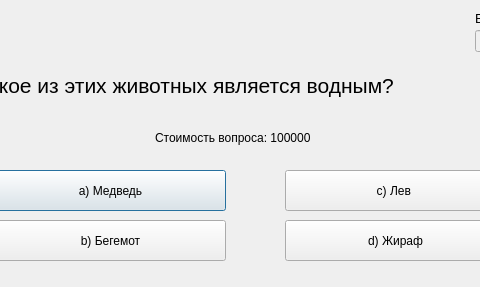
Before: the Qt Designer form ui_ui_files/question_window3_ui.ui in DelZeiT/How_to_become_a_millionaire, drawn with Qt 5; both pictures show x 95 to 575 and y 0 to 287 of the 700 by 287 pixel window.
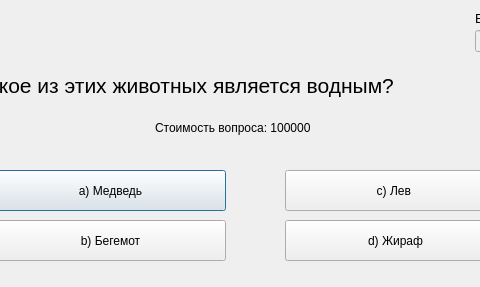
After: the same form once the commit is applied.

The edit to the form file:
```diff
--- a/ui_ui_files/question_window3_ui.ui
+++ b/ui_ui_files/question_window3_ui.ui
@@ -115,7 +115,7 @@
    <property name="geometry">
     <rect>
      <x>250</x>
-     <y>130</y>
+     <y>120</y>
      <width>171</width>
      <height>16</height>
     </rect>
```
